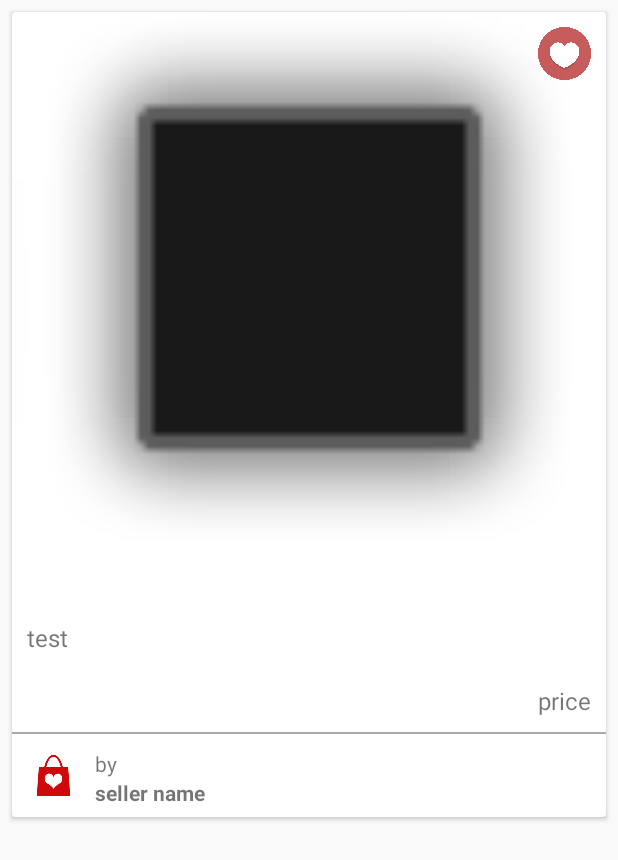
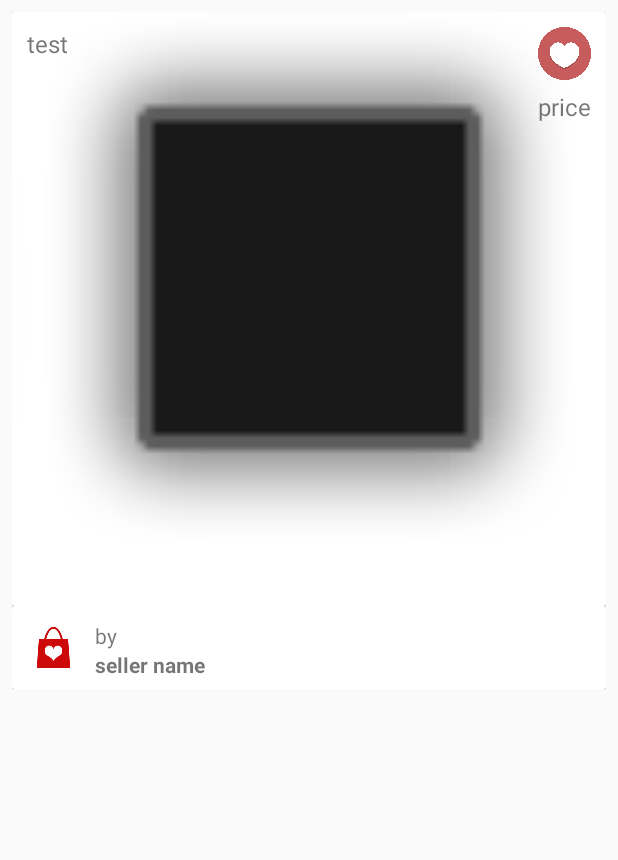
Before and after one commit to paragones/DawandaCodeChallenge, an Android app: the layout product_view.xml on its own in the app's theme, with its tools: preview values and no code run, on a phone screen of 412 x 824 dp. Shown: the top 860 px of the screen. Run offline under Robolectric (Android 15) with nearby library versions, the phone set to English and light mode, and no system bars; plain views replace RoundedImageView.

```diff
--- a/app/src/main/kotlin/com/aragones/paul/dawanda/ui/product_list/ProductAdapter.kt
+++ b/app/src/main/kotlin/com/aragones/paul/dawanda/ui/product_list/ProductAdapter.kt
@@ -9,7 +9,6 @@ import android.widget.RelativeLayout
 import android.widget.TextView
 import com.aragones.paul.dawanda.R
 import com.aragones.paul.dawanda.image.IImageLoader
-import com.aragones.paul.dawanda.models.Category
 import com.aragones.paul.dawanda.models.Product
 
 class ProductAdapter(private val products: List<Product>,
@@ -22,14 +21,17 @@ class ProductAdapter(private val products: List<Product>,
     }
 
     class ViewHolder(view: View) : RecyclerView.ViewHolder(view) {
-        val cardView: RelativeLayout = view.findViewById(R.id.card_view)
+        val productLayout: RelativeLayout = view.findViewById(R.id.rl_product)
         val productTitle: TextView = view.findViewById(R.id.product_title)
         val price: TextView = view.findViewById(R.id.price)
-        val imageBackground: ImageView = view.findViewById(R.id.image_background)
+        val productImage: ImageView = view.findViewById(R.id.product_image)
+        val sellerLayout: RelativeLayout = view.findViewById(R.id.rl_seller)
+        val sellerName: TextView = view.findViewById(R.id.seller_name)
+        val sellerImage: ImageView = view.findViewById(R.id.seller_image)
     }
 
     override fun onBindViewHolder(holder: ViewHolder, position: Int) {
-        holder.categoryTitle.text = categories[position].name
+        holder.productTitle.text = products[position].name
         imageLoader.loadInto(categories[position].imageUrl, holder.imageBackground)
         holder.cardView.setOnClickListener {
             openProductListActivity(categories[position].id)
--- a/app/src/main/res/layout/product_view.xml
+++ b/app/src/main/res/layout/product_view.xml
@@ -1,15 +1,27 @@
 <?xml version="1.0" encoding="utf-8"?>
-<android.support.v7.widget.CardView xmlns:android="http://schemas.android.com/apk/res/android"
+<LinearLayout xmlns:android="http://schemas.android.com/apk/res/android"
     xmlns:card_view="http://schemas.android.com/apk/res-auto"
     android:layout_width="match_parent"
     android:layout_height="wrap_content"
     android:layout_marginLeft="8dp"
     android:layout_marginRight="8dp"
     android:layout_marginTop="8dp"
+    android:orientation="vertical">
+
+    <!--<View-->
+    <!--android:id="@+id/bar"-->
+    <!--android:layout_width="match_parent"-->
+    <!--android:layout_height="1dp"-->
+    <!--android:layout_below="@id/price"-->
+    <!--android:background="@android:color/darker_gray" />-->
+
+    <android.support.v7.widget.CardView
+        android:layout_width="match_parent"
+        android:layout_height="wrap_content"
         android:background="@drawable/shadow">
 
         <RelativeLayout
-        android:id="@+id/card_view"
+            android:id="@+id/rl_product"
             android:layout_width="match_parent"
             android:layout_height="wrap_content"
             android:foreground="?android:attr/selectableItemBackground"
@@ -27,7 +39,7 @@
                 android:src="@drawable/heart" />
 
             <ImageView
-            android:id="@+id/image_background"
+                android:id="@+id/product_image"
                 android:layout_width="match_parent"
                 android:layout_height="wrap_content"
                 android:adjustViewBounds="true"
@@ -48,35 +60,46 @@
                 android:id="@+id/price"
                 android:layout_width="wrap_content"
                 android:layout_height="wrap_content"
+                android:layout_alignParentRight="true"
                 android:layout_below="@id/product_title"
                 android:layout_margin="10dp"
-            android:layout_alignParentRight="true"
                 android:text="price"
                 android:textSize="16sp" />
 
-        <View
-            android:id="@+id/bar"
+
+        </RelativeLayout>
+    </android.support.v7.widget.CardView>
+
+    <android.support.v7.widget.CardView
         android:layout_width="match_parent"
-            android:layout_height="1dp"
-            android:layout_below="@id/price"
-            android:background="@android:color/darker_gray" />
+        android:layout_height="wrap_content"
+        android:background="@drawable/shadow">
+
+        <RelativeLayout
+            android:id="@+id/rl_seller"
+            android:layout_width="match_parent"
+            android:layout_height="wrap_content"
+            android:foreground="?android:attr/selectableItemBackground"
+            android:orientation="vertical"
+            android:padding="0dp"
+            card_view:cardCornerRadius="0dp"
+            card_view:cardElevation="0dp"
+            card_view:cardMaxElevation="0dp">
 
             <com.makeramen.roundedimageview.RoundedImageView
                 android:id="@+id/seller_image"
                 android:layout_width="35dp"
                 android:layout_height="35dp"
-            android:layout_below="@+id/bar"
                 android:layout_margin="10dp"
-            android:src="@drawable/icon"/>
+                android:src="@drawable/icon" />
 
             <TextView
                 android:id="@+id/by"
                 android:layout_width="wrap_content"
                 android:layout_height="wrap_content"
-            android:layout_below="@+id/bar"
                 android:layout_marginTop="10dp"
                 android:layout_toRightOf="@+id/seller_image"
-            android:text="by"/>
+                android:text="by" />
 
             <TextView
                 android:id="@+id/seller_name"
@@ -84,7 +107,8 @@
                 android:layout_height="wrap_content"
                 android:layout_below="@+id/by"
                 android:layout_toRightOf="@+id/seller_image"
-            android:textStyle="bold"
-            android:text="seller name"/>
+                android:text="seller name"
+                android:textStyle="bold" />
         </RelativeLayout>
     </android.support.v7.widget.CardView>
+</LinearLayout>
```
Lines whose indentation alone changed are shown as unchanged.
